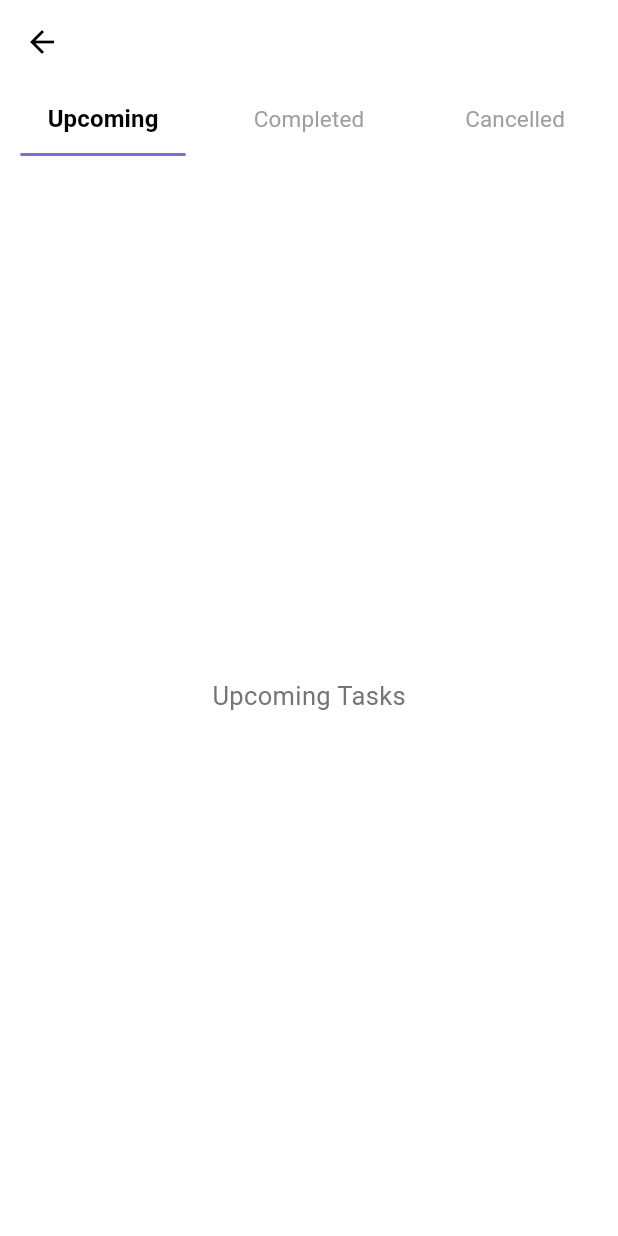
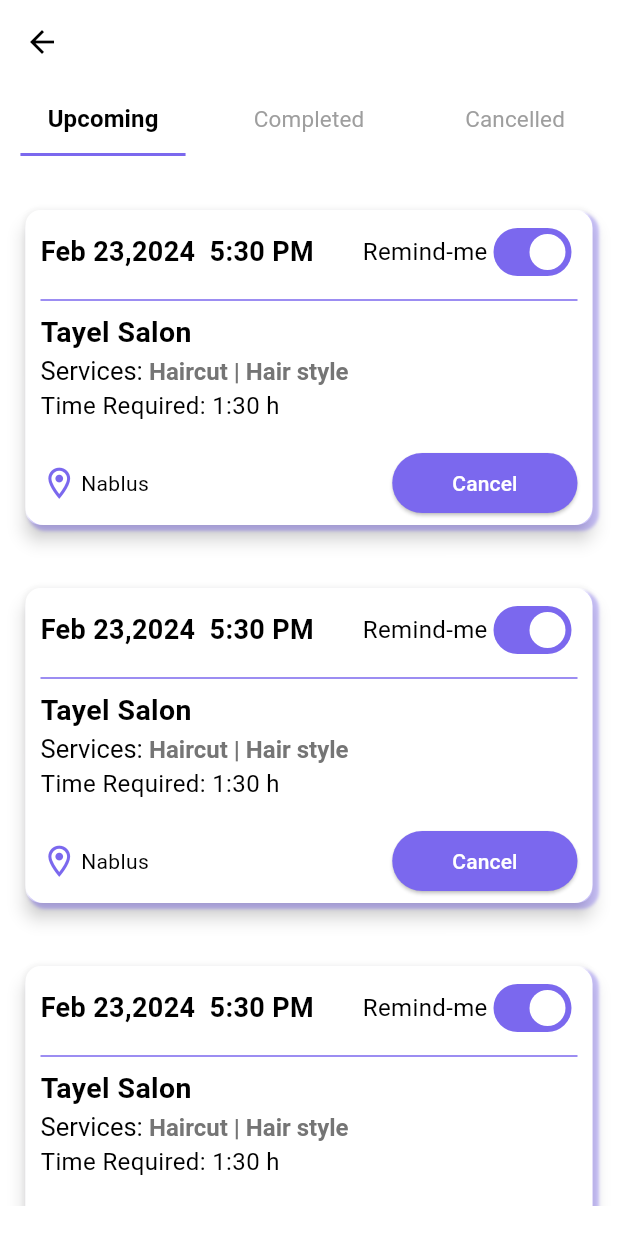
Before and after one commit to Muhammad-Qzih/N3imn_Project, a Flutter app: the CustomerBookingsScreen screen opened directly, on a phone screen of 412 x 824 dp. Run offline on Flutter 3.47's test engine with Material 3 defaults, Android fonts, the phone set to English and light mode, and no system bars; our stand-ins replace awesome_dialog, cloud_firestore, firebase_auth, firebase_core, firebase_storage, get_it and 3 more; accounts and stored records are empty.

Commit message:
Craete Upcomming and Completed customer's cards bookings

```diff
--- /dev/null
+++ b/lib/view/custom_components/general_components/appointement_upcomming_card.dart
@@ -0,0 +1,157 @@
+import 'package:flutter/foundation.dart';
+import 'package:flutter/material.dart';
+import 'package:n3imn_project_team/themes/colors_theme.dart';
+
+class UpCommeingAppointmentCard extends StatefulWidget {
+  const UpCommeingAppointmentCard({super.key});
+
+  @override
+  State<UpCommeingAppointmentCard> createState() => _UpCommeingAppointmentCardState();
+}
+
+class _UpCommeingAppointmentCardState extends State<UpCommeingAppointmentCard> {
+  @override
+  Widget build(BuildContext context) {
+    return Card(
+      color: AppColor.TEXT_SECONDARY,
+      shape: RoundedRectangleBorder(
+        borderRadius: BorderRadius.circular(10),
+      ),
+      elevation: 5,
+      margin: const EdgeInsets.all(16.0),
+      child: Container(
+        decoration: BoxDecoration(
+          color: AppColor.TEXT_SECONDARY,
+          borderRadius: const BorderRadius.all(Radius.circular(12.0)),
+          boxShadow: [
+            BoxShadow(
+              color: AppColor.PRIMARY.withOpacity(0.4),
+              spreadRadius: 1,
+              blurRadius: 1,
+              offset: const Offset(3, 3),
+            ),
+          ],
+        ),
+        child: Padding(
+          padding: const EdgeInsets.symmetric(vertical: 4, horizontal: 10),
+          child: Column(
+            crossAxisAlignment: CrossAxisAlignment.start,
+            children: [
+              Center(
+                child: Row(
+                  mainAxisAlignment: MainAxisAlignment.spaceBetween,
+                  children: [
+                    const Text(
+                      'Feb 23,2024  5:30 PM',
+                      style: TextStyle(
+                        color: AppColor.TEXT_PRIMARY,
+                        fontSize: 18,
+                        fontWeight: FontWeight.bold,
+                      ),
+                    ),
+                    Row(
+                      mainAxisAlignment: MainAxisAlignment.end,
+                      children: [
+                        const Text(
+                          'Remind-me',
+                          style: TextStyle(
+                            color: AppColor.TEXT_PRIMARY,
+                            fontSize: 16,
+                          ),
+                        ),
+
+                          Switch(
+                            value: true, // This should be a state variable
+                            onChanged: (bool newValue) {
+                              // Handle switch state change
+                            },
+
+                            activeTrackColor: AppColor.PRIMARY,
+                            activeColor: AppColor.TEXT_SECONDARY,
+                          ),
+
+                      ],
+                    ),
+                  ],
+                ),
+              ),
+              const Divider(
+                color: AppColor.PRIMARY,
+              ),
+              const Text(
+                'Tayel Salon',
+                style: TextStyle(
+                  color: AppColor.TEXT_PRIMARY,
+                  fontSize: 19,
+                  fontWeight: FontWeight.bold,
+                ),
+              ),
+              const SizedBox(height: 2),
+              RichText(
+                text: const TextSpan(
+                  text: 'Services: ',
+                  style: TextStyle(
+                    color: AppColor.TEXT_PRIMARY,
+                    fontSize: 17,
+                  ),
+                  children: [
+                    TextSpan(
+                      text: 'Haircut | Hair style',
+                      style: TextStyle(
+                        color: AppColor.TEXT_SECONDARY_LIGHT,
+                        fontSize: 16,
+                        fontWeight: FontWeight.bold,
+                      ),
+                    ),
+                  ],
+                ),
+              ),
+              const SizedBox(height: 2),
+              const Text(
+                'Time Required: 1:30 h',
+                style: TextStyle(
+                  color: AppColor.TEXT_PRIMARY,
+                  fontSize: 16,
+                ),
+              ),
+              const SizedBox(height: 16.0),
+              Row(
+                mainAxisAlignment: MainAxisAlignment.spaceBetween,
+                children: [
+                  const Row(
+                    children: [
+                      Icon(
+                        Icons.location_on_outlined,
+                        size: 25,
+                        color: AppColor.PRIMARY,
+                      ),
+                      SizedBox(width: 2),
+                      Text(
+                        'Nablus',
+                        style: TextStyle(
+                          color: AppColor.TEXT_PRIMARY,
+                          fontSize: 14,
+                        ),
+                      ),
+                    ],
+                  ),
+                  ElevatedButton(
+                    onPressed: () {},
+                    style: ElevatedButton.styleFrom(
+                      backgroundColor: AppColor.PRIMARY,
+                      padding: const EdgeInsets.symmetric(horizontal: 40),
+                    ),
+                    child: const Text(
+                      'Cancel',
+                      style: TextStyle(color: AppColor.TEXT_SECONDARY),
+                    ),
+                  ),
+                ],
+              ),
+            ],
+          ),
+        ),
+      ),
+    );
+  }
+}
--- a/lib/view/cutomer_screens/home_navigation_screens/customer_booking_screen.dart
+++ b/lib/view/cutomer_screens/home_navigation_screens/customer_booking_screen.dart
@@ -1,5 +1,7 @@
 import 'package:flutter/material.dart';
 import 'package:n3imn_project_team/themes/colors_theme.dart';
+import 'package:n3imn_project_team/view/custom_components/general_components/appointement_upcomming_card.dart';
+import 'package:n3imn_project_team/view/custom_components/general_components/appointment_completed_card.dart';
 
 class CustomerBookingsScreen extends StatefulWidget {
   const CustomerBookingsScreen({super.key});
@@ -8,7 +10,8 @@ class CustomerBookingsScreen extends StatefulWidget {
   State<CustomerBookingsScreen> createState() => _CustomerBookingsScreenState();
 }
 
-class _CustomerBookingsScreenState extends State<CustomerBookingsScreen> with SingleTickerProviderStateMixin {
+class _CustomerBookingsScreenState extends State<CustomerBookingsScreen>
+    with SingleTickerProviderStateMixin {
   late TabController _tabController;
 
   @override
@@ -51,35 +54,65 @@ class _CustomerBookingsScreenState extends State<CustomerBookingsScreen> with Si
       body: TabBarView(
         controller: _tabController,
         children: const [
-          UpcomingTasks(),
-          CompletedTasks(),
-          CancelledTasks(),
+          UpcomingSection(),
+          CompletedSection(),
+          CancelledSection(),
         ],
       ),
     );
   }
 }
 
-class UpcomingTasks extends StatelessWidget {
-  const UpcomingTasks({super.key});
+class UpcomingSection extends StatelessWidget {
+  const UpcomingSection({super.key});
 
   @override
   Widget build(BuildContext context) {
-    return const Center(child: Text("Upcoming Tasks"));
+    return const Padding(
+      padding: EdgeInsets.symmetric(vertical: 20, horizontal: 1),
+      child: SingleChildScrollView(
+        child: Column(
+          children: [
+            UpCommeingAppointmentCard(),
+            SizedBox(height: 10),
+            UpCommeingAppointmentCard(),
+            SizedBox(height: 10),
+            UpCommeingAppointmentCard(),
+            SizedBox(height: 10),
+            UpCommeingAppointmentCard(),
+          ],
+        ),
+      ),
+    );
   }
 }
 
-class CompletedTasks extends StatelessWidget {
-  const CompletedTasks({super.key});
+class CompletedSection extends StatelessWidget {
+  const CompletedSection({super.key});
 
   @override
   Widget build(BuildContext context) {
-    return const Center(child: Text("Completed Tasks"));
+    return const Padding(
+      padding: EdgeInsets.symmetric(vertical: 20, horizontal: 1),
+      child: SingleChildScrollView(
+        child: Column(
+          children: [
+            CompletedAppointmentCard(),
+            SizedBox(height: 10),
+            CompletedAppointmentCard(),
+            SizedBox(height: 10),
+            CompletedAppointmentCard(),
+            SizedBox(height: 10),
+            CompletedAppointmentCard(),
+          ],
+        ),
+      ),
+    );
   }
 }
 
-class CancelledTasks extends StatelessWidget {
-  const CancelledTasks({super.key});
+class CancelledSection extends StatelessWidget {
+  const CancelledSection({super.key});
 
   @override
   Widget build(BuildContext context) {
```
Also changed, not shown: lib/view/custom_components/general_components/appointment_completed_card.dart (added, +125 -0 lines).
